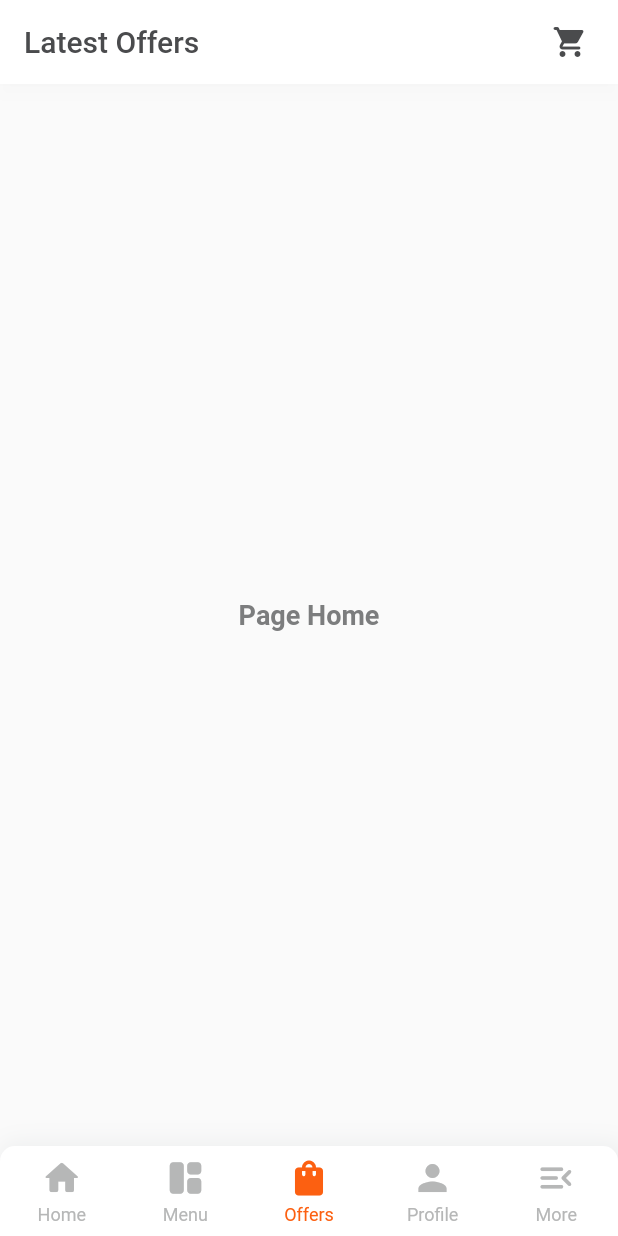
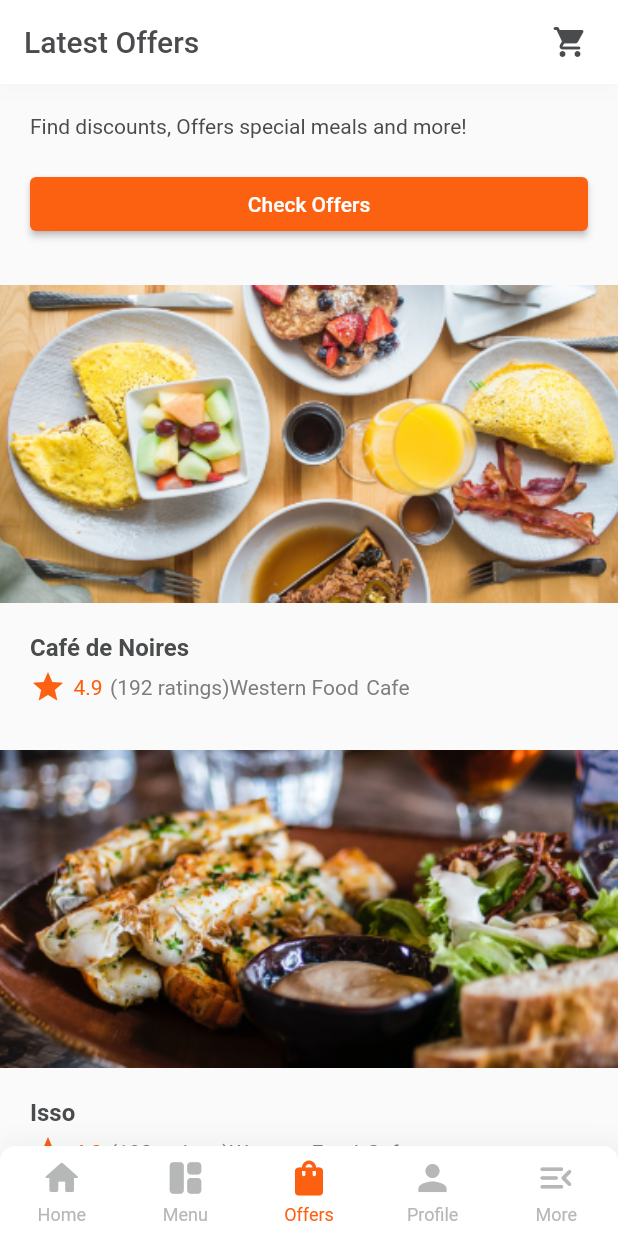
Before and after one commit to yopiangga/meal-monkey-app, a Flutter app: the screen it shows after launch, item 3 of the bottom bar chosen, on a phone screen of 412 x 824 dp. Run offline on Flutter 3.47's test engine with Material 2 defaults, Android fonts, the phone set to English and light mode, and no system bars.

Commit message:
latest offer

```diff
--- a/lib/main.dart
+++ b/lib/main.dart
@@ -2,6 +2,7 @@ import 'package:flutter/material.dart';
 import 'package:meal_monkey_app/customs/CustomColors.dart';
 import 'package:meal_monkey_app/providers/PBottomNavBar.dart';
 import 'package:meal_monkey_app/providers/PCategoryFood.dart';
+import 'package:meal_monkey_app/providers/PLatestOffer.dart';
 import 'package:meal_monkey_app/providers/PMenuFood.dart';
 import 'package:meal_monkey_app/providers/PMostPopular.dart';
 import 'package:meal_monkey_app/providers/PPopularRestaurent.dart';
@@ -45,6 +46,7 @@ class MyApp extends StatelessWidget {
           ChangeNotifierProvider(create: (context) => PRecentItem()),
           ChangeNotifierProvider(create: (context) => PMenuFood()),
           ChangeNotifierProvider(create: (context) => PSubMenuFood()),
+          ChangeNotifierProvider(create: (context) => PLatestOffer()),
         ],
         child: MainPage(),
       ),
--- /dev/null
+++ b/lib/models/LatestOffer.dart
@@ -0,0 +1,16 @@
+class LatestOffer {
+  final String imageUrl;
+  final String title;
+  final String type;
+  final String category;
+  final double rating;
+  final int ratings;
+
+  LatestOffer(
+      {this.imageUrl = "",
+      this.title = "",
+      this.type = "",
+      this.category = "",
+      this.rating = 0,
+      this.ratings = 0});
+}
--- /dev/null
+++ b/lib/providers/PLatestOffer.dart
@@ -0,0 +1,30 @@
+import 'package:flutter/cupertino.dart';
+import 'package:meal_monkey_app/models/LatestOffer.dart';
+
+class PLatestOffer with ChangeNotifier {
+  List<LatestOffer> _latestOffers = [
+    LatestOffer(
+        imageUrl: "assets/images/latest-offers-1.png",
+        title: "Café de Noires",
+        type: "Cafe",
+        category: "Western Food",
+        rating: 4.9,
+        ratings: 192),
+    LatestOffer(
+        imageUrl: "assets/images/latest-offers-2.png",
+        title: "Isso",
+        type: "Cafe",
+        category: "Western Food",
+        rating: 4.9,
+        ratings: 192),
+    LatestOffer(
+        imageUrl: "assets/images/latest-offers-3.png",
+        title: "Cafe Beans",
+        type: "Cafe",
+        category: "Western Food",
+        rating: 4.9,
+        ratings: 192),
+  ];
+
+  List<LatestOffer> get latesOffers => _latestOffers;
+}
--- a/lib/screens/MainPage.dart
+++ b/lib/screens/MainPage.dart
@@ -3,6 +3,7 @@ import 'package:meal_monkey_app/customs/CustomColors.dart';
 import 'package:meal_monkey_app/providers/PBottomNavBar.dart';
 import 'package:meal_monkey_app/widgets/BottomNavBar.dart';
 import 'package:meal_monkey_app/widgets/ListCategoryFood.dart';
+import 'package:meal_monkey_app/widgets/ListLatestOffer.dart';
 import 'package:meal_monkey_app/widgets/ListMenuFood.dart';
 import 'package:meal_monkey_app/widgets/ListMostPopular.dart';
 import 'package:meal_monkey_app/widgets/ListPopularRestaurent.dart';
@@ -272,14 +273,35 @@ class _MainPageState extends State<MainPage>
                       )),
                 ],
               ),
-              Center(
-                  child: Text(
-                "Page Home",
-                style: TextStyle(
-                    color: CustomColors.secondary,
-                    fontSize: 18,
-                    fontWeight: FontWeight.bold),
-              )),
+              ListView(
+                children: [
+                  // SizedBox(
+                  //   height: 10,
+                  // ),
+                  Container(
+                    padding: EdgeInsets.fromLTRB(20, 20, 20, 0),
+                    margin: EdgeInsets.only(bottom: 20),
+                    child:
+                        Text("Find discounts, Offers special meals and more!"),
+                  ),
+                  Container(
+                    padding: EdgeInsets.fromLTRB(20, 0, 20, 0),
+                    margin: EdgeInsets.only(bottom: 20),
+                    child: ElevatedButton(
+                      onPressed: () {},
+                      child: Text("Check Offers"),
+                      style: ElevatedButton.styleFrom(
+                        primary: CustomColors.main,
+                      ),
+                    ),
+                  ),
+                  Container(
+                    margin: EdgeInsets.only(bottom: 10),
+                    padding: EdgeInsets.fromLTRB(0, 10, 0, 10),
+                    child: ListLatestOffer(),
+                  ),
+                ],
+              ),
               Center(
                   child: Text(
                 "Page Profile",
--- /dev/null
+++ b/lib/widgets/ListLatestOffer.dart
@@ -0,0 +1,17 @@
+import 'package:flutter/material.dart';
+import 'package:meal_monkey_app/providers/PLatestOffer.dart';
+import 'package:meal_monkey_app/widgets/WLatesOffer.dart';
+import 'package:provider/provider.dart';
+
+class ListLatestOffer extends StatelessWidget {
+  const ListLatestOffer({Key? key}) : super(key: key);
+
+  @override
+  Widget build(BuildContext context) {
+    final latestOffers = Provider.of<PLatestOffer>(context);
+    final allLatestOffers = latestOffers.latesOffers;
+    return Column(
+      children: allLatestOffers.map((e) => WLatesOffer(item: e,)).toList(),
+    );
+  }
+}
--- /dev/null
+++ b/lib/widgets/WLatesOffer.dart
@@ -0,0 +1,69 @@
+import 'package:flutter/material.dart';
+import 'package:meal_monkey_app/customs/CustomColors.dart';
+import 'package:meal_monkey_app/models/LatestOffer.dart';
+
+class WLatesOffer extends StatelessWidget {
+  final LatestOffer? item;
+
+  const WLatesOffer({Key? key, this.item}) : super(key: key);
+
+  @override
+  Widget build(BuildContext context) {
+    return Container(
+      margin: EdgeInsets.only(bottom: 10),
+      child: Column(
+        children: [
+          Container(
+            width: MediaQuery.of(context).size.width,
+            child: Image.asset(
+              item?.imageUrl ?? "",
+              fit: BoxFit.cover,
+            ),
+          ),
+          Container(
+            padding: EdgeInsets.all(20),
+            child: Column(
+              crossAxisAlignment: CrossAxisAlignment.start,
+              children: [
+                Text(
+                  item?.title ?? "",
+                  style: TextStyle(fontWeight: FontWeight.bold, fontSize: 16),
+                ),
+                Padding(
+                  padding: EdgeInsets.only(top: 5),
+                  child: Row(
+                    children: [
+                      Icon(
+                        Icons.star,
+                        color: CustomColors.main,
+                      ),
+                      SizedBox(
+                        width: 5,
+                      ),
+                      Text(
+                        item?.rating.toString() ?? "0",
+                        style: TextStyle(color: CustomColors.main),
+                      ),
+                      SizedBox(
+                        width: 5,
+                      ),
+                      Text("(${item?.ratings} ratings)",
+                          style: TextStyle(color: CustomColors.secondary)),
+                      Text(item?.category ?? "",
+                          style: TextStyle(color: CustomColors.secondary)),
+                      SizedBox(
+                        width: 5,
+                      ),
+                      Text(item?.type ?? "",
+                          style: TextStyle(color: CustomColors.secondary)),
+                    ],
+                  ),
+                ),
+              ],
+            ),
+          )
+        ],
+      ),
+    );
+  }
+}
--- a/pubspec.yaml
+++ b/pubspec.yaml
@@ -30,6 +30,7 @@ dependencies:
   flutter:
     sdk: flutter
   provider: ^4.0.0
+  select_form_field: "^2.2.0"
 
   # The following adds the Cupertino Icons font to your application.
   # Use with the CupertinoIcons class for iOS style icons.
```
Also changed, not shown: lib/screens/DetailFoodPage.dart (added, +440 -0 lines), lib/widgets/WSubMenuFood.dart (+9 -1 lines), pubspec.lock.
